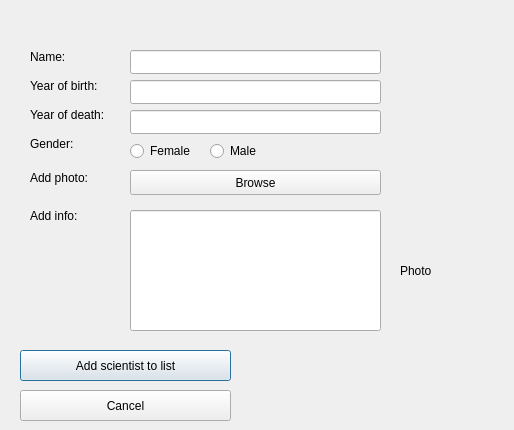
Above: addscientistdialog.ui from hermanno16/vika333 before the change. Below: the same form after it.
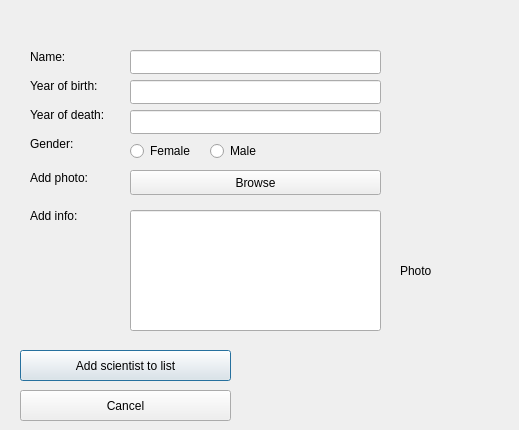
That is the form after the change.

The edit to the form file:
```diff
--- a/addscientistdialog.ui
+++ b/addscientistdialog.ui
@@ -6,7 +6,7 @@
    <rect>
     <x>0</x>
     <y>0</y>
-    <width>514</width>
+    <width>519</width>
     <height>430</height>
    </rect>
   </property>
@@ -131,7 +131,7 @@
     <string>Photo</string>
    </property>
   </widget>
-  <widget class="QWidget" name="">
+  <widget class="QWidget" name="layoutWidget">
    <property name="geometry">
     <rect>
      <x>30</x>
```
Left out of the diff: 7 changed lines with no effect on the pictures.
